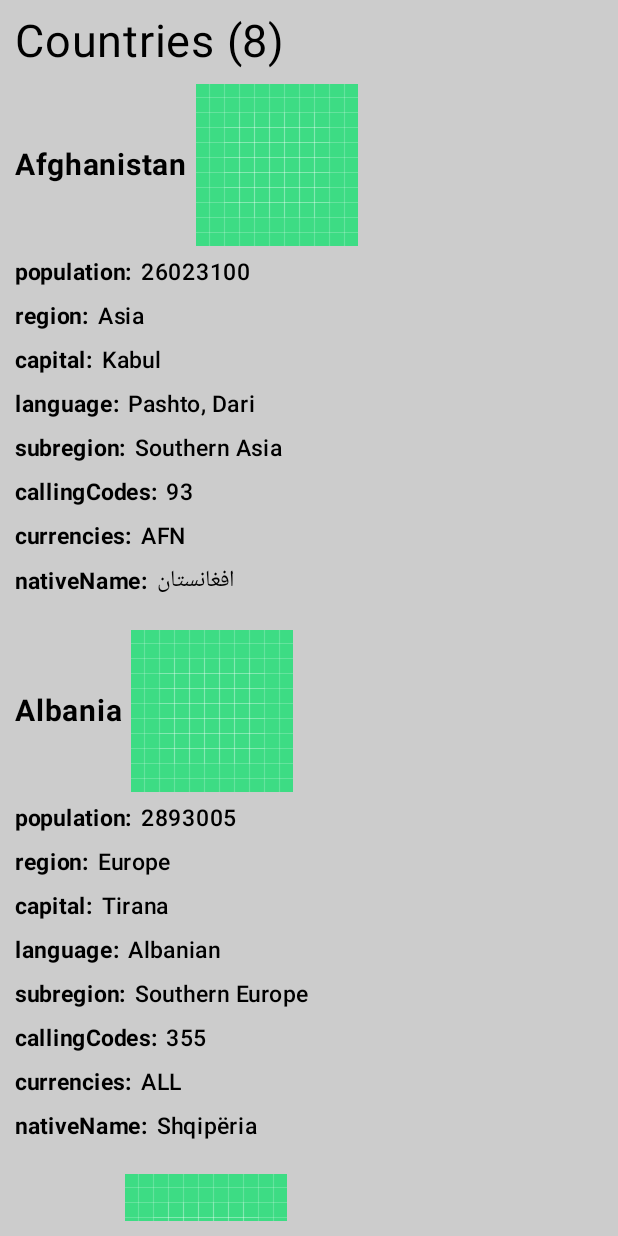
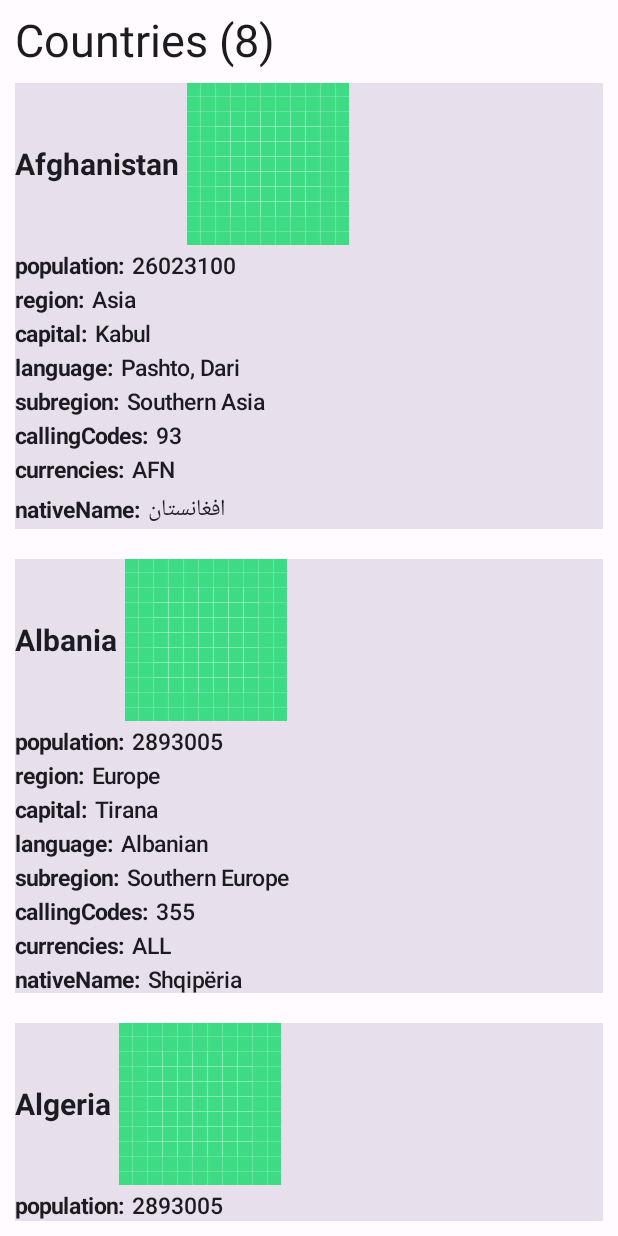
Before and after one commit to annateittinen/Countries, an Android app built with Jetpack Compose: the @Preview function CountriesHomeScreenPreview, on a phone screen of 412 x 824 dp. Run offline under Robolectric (Android 15) with nearby library versions, the phone set to English and light mode, and no system bars; our stand-ins replace Dagger/Hilt's generated code; pictures from the network do not load.

Commit message:
added custom styling

```diff
--- a/app/build.gradle.kts
+++ b/app/build.gradle.kts
@@ -42,6 +42,7 @@ dependencies {
     implementation(platform(libs.androidx.compose.bom))
     implementation(libs.androidx.activity.compose)
     implementation(libs.androidx.compose.material3)
+    implementation(libs.androidx.compose.runtime)
     implementation(libs.androidx.compose.ui)
     implementation(libs.androidx.compose.ui.graphics)
     implementation(libs.androidx.compose.ui.tooling.preview)
--- a/app/src/main/java/com/example/countriesapplication/ui/CountriesHomeScreen.kt
+++ b/app/src/main/java/com/example/countriesapplication/ui/CountriesHomeScreen.kt
@@ -17,22 +17,74 @@ import androidx.compose.foundation.lazy.LazyColumn
 import androidx.compose.foundation.lazy.items
 import androidx.compose.material3.Text
 import androidx.compose.runtime.Composable
-import androidx.compose.runtime.LaunchedEffect
+import androidx.compose.runtime.Immutable
 import androidx.compose.runtime.key
 import androidx.compose.ui.Alignment
 import androidx.compose.ui.Modifier
 import androidx.compose.ui.graphics.Color
 import androidx.compose.ui.res.painterResource
-import androidx.compose.ui.text.font.FontWeight
+import androidx.compose.ui.text.TextStyle
 import androidx.compose.ui.unit.dp
-import androidx.compose.ui.unit.sp
 import androidx.hilt.navigation.compose.hiltViewModel
 import androidx.lifecycle.compose.collectAsStateWithLifecycle
 import coil3.compose.AsyncImage
 import com.example.countriesapplication.R
 import com.example.countriesapplication.model.CountryDataState
 import com.example.countriesapplication.model.CountryModel
+import com.example.countriesapplication.ui.theme.CountriesApplicationTheme
 import com.example.countriesapplication.viewModels.CountriesViewModel
+
+object CountryAppTitleDefaults {
+
+    @Composable
+    fun styleTitle() : TextStyle = CountriesApplicationTheme.typography.mainTitle
+
+    @Composable
+    fun colorTitle(): Color = CountriesApplicationTheme.colors.textPrimary
+}
+
+object CountryBoxDefaults {
+
+    @Immutable
+    data class BoxColors(
+        val colorBoxBackground: Color,
+        val colorBoxCountryNameLabel: Color,
+        val colorBoxCountryDataFieldLabel: Color,
+        val colorBoxCountryDataFieldValue: Color,
+    )
+
+    @Immutable
+    data class BoxTypograhy(
+        val styleBoxCountryNameLabel: TextStyle,
+        val styleBoxFieldLabel: TextStyle,
+        val styleBoxFieldValue: TextStyle,
+    )
+
+    @Composable
+    fun colors(
+        colorBoxBackground: Color = CountriesApplicationTheme.colors.cardContainer,
+        colorBoxCountryNameLabel: Color = CountriesApplicationTheme.colors.textPrimary,
+        colorBoxCountryDataFieldLabel: Color = CountriesApplicationTheme.colors.textPrimary,
+        colorBoxCountryDataFieldValue: Color = CountriesApplicationTheme.colors.textPrimary,
+    ) : BoxColors = BoxColors(
+        colorBoxBackground,
+        colorBoxCountryNameLabel,
+        colorBoxCountryDataFieldLabel,
+        colorBoxCountryDataFieldValue,
+    )
+
+    @Composable
+    fun typography(
+        styleBoxCountryNameLabel : TextStyle = CountriesApplicationTheme.typography.countryNameTitle,
+        styleBoxFieldLabel: TextStyle = CountriesApplicationTheme.typography.countryFieldLabel,
+        styleBoxFieldValue: TextStyle = CountriesApplicationTheme.typography.countryFieldValue,
+    ) : BoxTypograhy = BoxTypograhy (
+        styleBoxCountryNameLabel,
+        styleBoxFieldLabel,
+        styleBoxFieldValue,
+    )
+
+}
 
 @Composable
 fun CountriesHomeScreen(modifier: Modifier = Modifier,
@@ -41,11 +93,6 @@ fun CountriesHomeScreen(modifier: Modifier = Modifier,
     val countryDataState =
         countriesViewModel.countryDataState.collectAsStateWithLifecycle(
             CountryDataState.CountryDataStateSuccess())
-
-    LaunchedEffect(Unit) {
-        Log.d("test1", "LaunchEffect")
-        countriesViewModel.getAll()
-    }
 
     val onclick: (CountryModel) -> Unit = {
         Log.d("test1", "clicked country: $it")
@@ -56,23 +103,26 @@ fun CountriesHomeScreen(modifier: Modifier = Modifier,
     CountriesHomeScreenContent(
         countryDataState.value.countries,
         modifier,
-        onclick)
+        boxColors = CountryBoxDefaults.colors(),
+        boxTypograhy = CountryBoxDefaults.typography(),
+        onclick = onclick)
 }
+
+
 
 @Composable
 fun CountriesHomeScreenContent(
     countries: List<CountryModel> = emptyList(),
     modifier: Modifier = Modifier,
-    onclick: (CountryModel) -> Unit = {}
+    onclick: (CountryModel) -> Unit = {},
+    boxColors: CountryBoxDefaults.BoxColors = CountryBoxDefaults.colors(),
+    boxTypograhy: CountryBoxDefaults.BoxTypograhy = CountryBoxDefaults.typography(),
 ) {
 
     Log.d("test1", "CountriesHomeScreenContent: countries size=${countries.size} items=${countries}")
 
     Column(modifier = modifier
-        .background(color = Color.LightGray)
-        //.background(color = Color(156, 198, 235, 1)) //shade of blue
-        //.background(color = Color(80, 174, 232, 1)) //shade of blue
-        //.background(color = MaterialTheme.colorScheme.onPrimary)
+        .background(color = CountriesApplicationTheme.colors.background)
         .padding(10.dp)
         .fillMaxSize(),
         verticalArrangement = Arrangement.spacedBy(10.dp)
@@ -81,7 +131,8 @@ fun CountriesHomeScreenContent(
         Text(
             modifier = modifier.width(300.dp),
             text = "Countries (${countries.size})",
-            fontSize = 30.sp
+            style = CountryAppTitleDefaults.styleTitle(),
+            color = CountryAppTitleDefaults.colorTitle(),
         )
 
         LazyColumn(
@@ -92,50 +143,11 @@ fun CountriesHomeScreenContent(
         ) {
             items(countries) {
                 key(it.name) {
-                    Column(modifier = modifier
-                        .fillMaxWidth()
-                        .fillMaxHeight()
-                        .clickable{
-                            onclick(it) },
-                        verticalArrangement = Arrangement.spacedBy(5.dp),) {
-
-                        Row(modifier = Modifier.fillMaxWidth(),
-                            horizontalArrangement = Arrangement.Start,
-                            verticalAlignment = Alignment.CenterVertically) {
-                            Text(text = it.name,
-                                fontSize = 20.sp,
-                                fontWeight = FontWeight.Bold,
-                                modifier = Modifier.fillMaxHeight())
-                            Spacer(modifier = Modifier.size(5.dp))
-
-                            // coil is backed by Kotlin coroutines to load image away from main thread
-                            AsyncImage(
-                                model= "https://flagsapi.com/${it.alpha2Code}/flat/64.png",
-                                contentDescription = "flag image for ${it.name}",
-                                alignment = Alignment.CenterStart,
-                                modifier = Modifier.fillMaxSize()
-                                    .weight(1f),
-                                error = painterResource(R.drawable.ic_launcher_background),
-                                fallback = painterResource(R.drawable.ic_launcher_background)
-                            )
-                        }
-
-                        CountryDataField(field = "population", value = it.population.toString())
-
-                        CountryDataField(field = "region", value = it.region)
-
-                        CountryDataField(field = "capital", value = it.capital)
-
-                        CountryDataField(field = "language", value = it.language.joinToString(", "))
-
-                        CountryDataField(field = "subregion", value = it.subregion)
-
-                        CountryDataField(field = "callingCodes", value = it.callingCodes.joinToString(", "))
-
-                        CountryDataField(field = "currencies", value = it.currencies.joinToString(", "))
-
-                        CountryDataField(field = "nativeName", value = it.nativeName)
-                    }
+                    CountryBox(modifier = modifier,
+                        onclick = onclick,
+                        boxColors = boxColors,
+                        boxTypograhy = boxTypograhy,
+                        countryModel = it)
                 }
             }
         }
@@ -143,7 +155,67 @@ fun CountriesHomeScreenContent(
 }
 
 @Composable
+private fun CountryBox(
+    modifier: Modifier = Modifier,
+    onclick: (CountryModel) -> Unit = {},
+    boxColors: CountryBoxDefaults.BoxColors = CountryBoxDefaults.colors(),
+    boxTypograhy: CountryBoxDefaults.BoxTypograhy = CountryBoxDefaults.typography(),
+    countryModel: CountryModel,
+) {
+    Column(modifier = modifier
+        .fillMaxWidth()
+        .fillMaxHeight()
+        .background(color = boxColors.colorBoxBackground)
+        .clickable {
+            onclick(countryModel)
+        },
+        verticalArrangement = Arrangement.spacedBy(5.dp),) {
+
+        Row(modifier = Modifier.fillMaxWidth(),
+            horizontalArrangement = Arrangement.Start,
+            verticalAlignment = Alignment.CenterVertically) {
+            Text(text = countryModel.name,
+                style = boxTypograhy.styleBoxCountryNameLabel,
+                color = boxColors.colorBoxCountryNameLabel,
+                modifier = Modifier.fillMaxHeight())
+            Spacer(modifier = Modifier.size(5.dp))
+
+            // coil is backed by Kotlin coroutines to load image away from main thread
+            AsyncImage(
+                model= "https://flagsapi.com/${countryModel.alpha2Code}/flat/64.png",
+                contentDescription = "flag image for ${countryModel.name}",
+                alignment = Alignment.CenterStart,
+                modifier = Modifier
+                    .fillMaxSize()
+                    .weight(1f),
+                error = painterResource(R.drawable.ic_launcher_background),
+                fallback = painterResource(R.drawable.ic_launcher_background)
+            )
+        }
+
+        CountryDataField(field = "population", value = countryModel.population.toString())
+
+        CountryDataField(field = "region", value = countryModel.region)
+
+        CountryDataField(field = "capital", value = countryModel.capital)
+
+        CountryDataField(field = "language", value = countryModel.language.joinToString(", "))
+
+        CountryDataField(field = "subregion", value = countryModel.subregion)
+
+        CountryDataField(field = "callingCodes", value = countryModel.callingCodes.joinToString(", "))
+
+        CountryDataField(field = "currencies", value = countryModel.currencies.joinToString(", "))
+
+        CountryDataField(field = "nativeName", value = countryModel.nativeName)
+    }
+}
+
+
+@Composable
 private fun CountryDataField(modifier: Modifier = Modifier,
+                             boxColors: CountryBoxDefaults.BoxColors = CountryBoxDefaults.colors(),
+                             boxTypograhy: CountryBoxDefaults.BoxTypograhy = CountryBoxDefaults.typography(),
                              field: String,
                              value: String) {
     Row(
@@ -152,12 +224,14 @@ private fun CountryDataField(modifier: Modifier = Modifier,
         horizontalArrangement = Arrangement.spacedBy(5.dp)
     ) {
         Text(text = "$field:",
-            fontWeight = FontWeight.Bold,
-            fontSize = 15.sp,)
+            style = boxTypograhy.styleBoxFieldLabel,
+            color = boxColors.colorBoxCountryDataFieldLabel,
+            )
 
         Text(text = "$value",
-            fontWeight = FontWeight.Medium,
-            fontSize = 15.sp,)
+            style = boxTypograhy.styleBoxFieldValue,
+            color = boxColors.colorBoxCountryDataFieldValue,
+            )
     }
 
 }
--- /dev/null
+++ b/app/src/main/java/com/example/countriesapplication/ui/theme/AppSpecficProperties.kt
@@ -0,0 +1,44 @@
+package com.example.countriesapplication.ui.theme
+
+import androidx.compose.runtime.Immutable
+import androidx.compose.runtime.staticCompositionLocalOf
+import androidx.compose.ui.graphics.Color
+import androidx.compose.ui.text.TextStyle
+
+@Immutable
+data class AppColor(
+    val background: Color,
+    val onBackground: Color,
+    var cardContainer: Color,
+    var onCardContainer: Color,
+    val textPrimary: Color,
+    val textSecondary: Color,
+)
+
+@Immutable
+data class AppTypography(
+    val mainTitle: TextStyle,
+    val countryNameTitle: TextStyle,
+    val countryFieldValue: TextStyle,
+    val countryFieldLabel: TextStyle,
+)
+
+val LocalAppColor = staticCompositionLocalOf {
+    AppColor(
+        background = Color.Unspecified,
+        onBackground = Color.Unspecified,
+        cardContainer = Color.Unspecified,
+        onCardContainer = Color.Unspecified,
+        textPrimary = Color.Unspecified,
+        textSecondary = Color.Unspecified,
+    )
+}
+
+val LocalAppTypography = staticCompositionLocalOf {
+    AppTypography(
+        mainTitle = TextStyle.Default,
+        countryNameTitle = TextStyle.Default,
+        countryFieldValue = TextStyle.Default,
+        countryFieldLabel = TextStyle.Default,
+    )
+}
--- a/app/src/main/java/com/example/countriesapplication/ui/theme/Theme.kt
+++ b/app/src/main/java/com/example/countriesapplication/ui/theme/Theme.kt
@@ -1,6 +1,5 @@
 package com.example.countriesapplication.ui.theme
 
-import android.app.Activity
 import android.os.Build
 import androidx.compose.foundation.isSystemInDarkTheme
 import androidx.compose.material3.MaterialTheme
@@ -9,7 +8,75 @@ import androidx.compose.material3.dynamicDarkColorScheme
 import androidx.compose.material3.dynamicLightColorScheme
 import androidx.compose.material3.lightColorScheme
 import androidx.compose.runtime.Composable
+import androidx.compose.runtime.CompositionLocalProvider
+import androidx.compose.ui.graphics.Color
 import androidx.compose.ui.platform.LocalContext
+import androidx.compose.ui.text.TextStyle
+import androidx.compose.ui.text.font.FontWeight
+import androidx.compose.ui.unit.sp
+
+private val lightThemeColors = AppColor(
+    background = Color(0xFFFFFBFF), //opaque white
+    onBackground = Color.Black,
+    cardContainer = Color(red = 231, green = 224, blue = 236),
+    onCardContainer = Color(red = 73, green = 69, blue = 79),
+    textPrimary = Color(0xFF1C1B1F),
+    textSecondary = Color(0xFF49454F),
+)
+
+private val darkThemeColors = AppColor(
+    background = Color(0xFF141218), //dark shade of charcoal
+    onBackground = Color.White,
+    cardContainer = Color(red = 73, green = 69, blue = 79),
+    onCardContainer = Color(red = 202, green = 196, blue = 208),
+    textPrimary = Color(0xFFE6E1E5),
+    textSecondary = Color(0xFFCAC4D0),
+)
+
+private val themeTypography = AppTypography(
+    mainTitle = TextStyle(
+        fontSize = 30.sp,
+        fontWeight = FontWeight.Normal,
+    ),
+    countryNameTitle = TextStyle(
+        fontSize = 20.sp,
+        fontWeight = FontWeight.Bold,
+    ),
+    countryFieldValue = TextStyle(
+        fontSize = 15.sp,
+        fontWeight = FontWeight.Medium,
+    ),
+    countryFieldLabel = TextStyle(
+        fontSize = 15.sp,
+        fontWeight = FontWeight.Bold,
+    )
+)
+
+object CountriesApplicationTheme {
+
+    val colors: AppColor
+     @Composable
+     //@RequiresPermission.Read
+     get() = LocalAppColor.current
+
+    val typography: AppTypography
+        @Composable
+        get() = LocalAppTypography.current
+
+    @Composable
+    operator fun invoke(
+        isDarkTheme: Boolean = isSystemInDarkTheme(),
+        content: @Composable () -> Unit,
+    ) {
+        val themeColors = if (isDarkTheme) darkThemeColors else lightThemeColors
+        CompositionLocalProvider(
+            LocalAppColor provides themeColors,
+            LocalAppTypography provides themeTypography,
+            content = content,
+        )
+    }
+}
+
 
 private val DarkColorScheme = darkColorScheme(
     primary = Purple80,
@@ -34,7 +101,7 @@ private val LightColorScheme = lightColorScheme(
 )
 
 @Composable
-fun CountriesApplicationTheme(
+fun CountriesApplicationTheme_old(
     darkTheme: Boolean = isSystemInDarkTheme(),
     // Dynamic color is available on Android 12+
     dynamicColor: Boolean = true,
--- a/app/src/main/java/com/example/countriesapplication/viewModels/CountriesViewModel.kt
+++ b/app/src/main/java/com/example/countriesapplication/viewModels/CountriesViewModel.kt
@@ -23,6 +23,12 @@ class CountriesViewModel @Inject constructor(
         CountryDataState.CountryDataStateSuccess())
     val countryDataState: StateFlow<CountryDataState> = _countryDataState.asStateFlow()
 
+    init {
+        Log.d("test1", "CountriesViewModel init")
+        getAll()
+    }
+
+
     fun getAll(page: Int = 1) {
 
         viewModelScope.launch{
--- a/gradle/libs.versions.toml
+++ b/gradle/libs.versions.toml
@@ -18,6 +18,7 @@ hiltNavigationCompose = "1.4.0" #"1.2.0"
 ksp = "2.1.0-1.0.29"
 
 coil="3.6.3"
+runtime = "1.12.1"
 
 [libraries]
 androidx-core-ktx = { group = "androidx.core", name = "core-ktx", version.ref = "coreKtx" }
@@ -34,6 +35,7 @@ androidx-compose-ui-tooling-preview = { group = "androidx.compose.ui", name = "u
 androidx-compose-ui-test-manifest = { group = "androidx.compose.ui", name = "ui-test-manifest" }
 androidx-compose-ui-test-junit4 = { group = "androidx.compose.ui", name = "ui-test-junit4" }
 androidx-compose-material3 = { group = "androidx.compose.material3", name = "material3" }
+androidx-compose-runtime = { group = "androidx.compose.runtime", name = "runtime", version.ref = "runtime" }
 
 androidx-room-ktx = { group = "androidx.room", name = "room-ktx", version.ref = "room-ktx" }
 androidx-room-compiler = { group = "androidx.room", name = "room-compiler", version.ref = "room-ktx" }
```
Also changed, not shown: app/src/main/java/com/example/countriesapplication/MainActivity.kt (+6 -7 lines).
